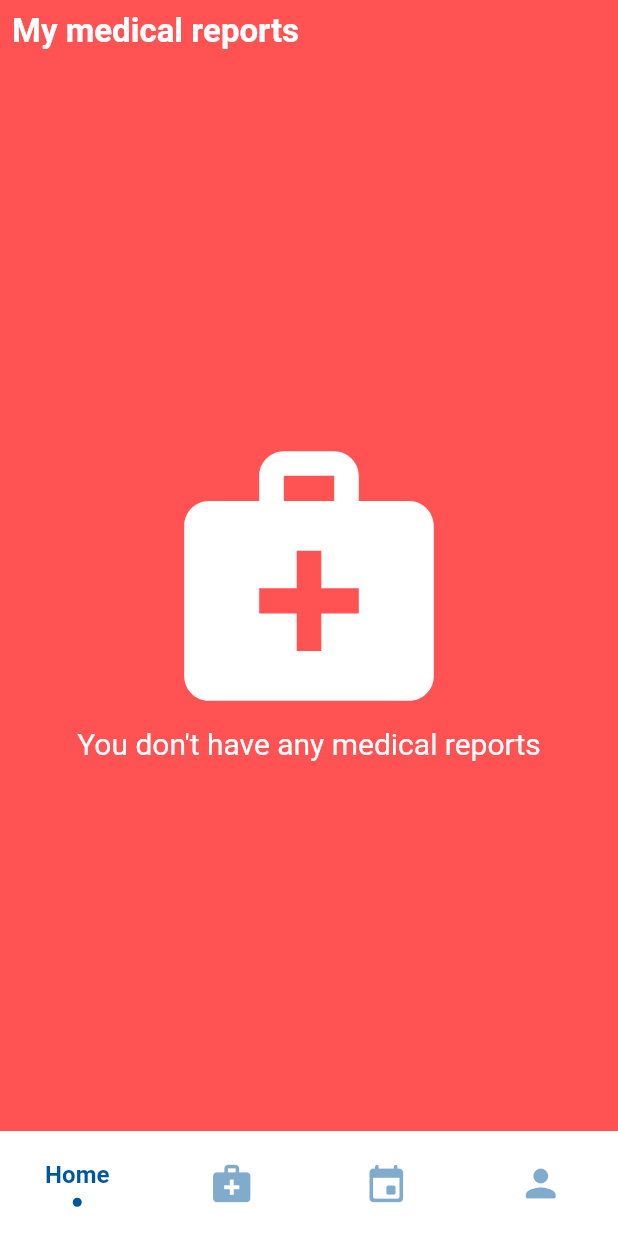
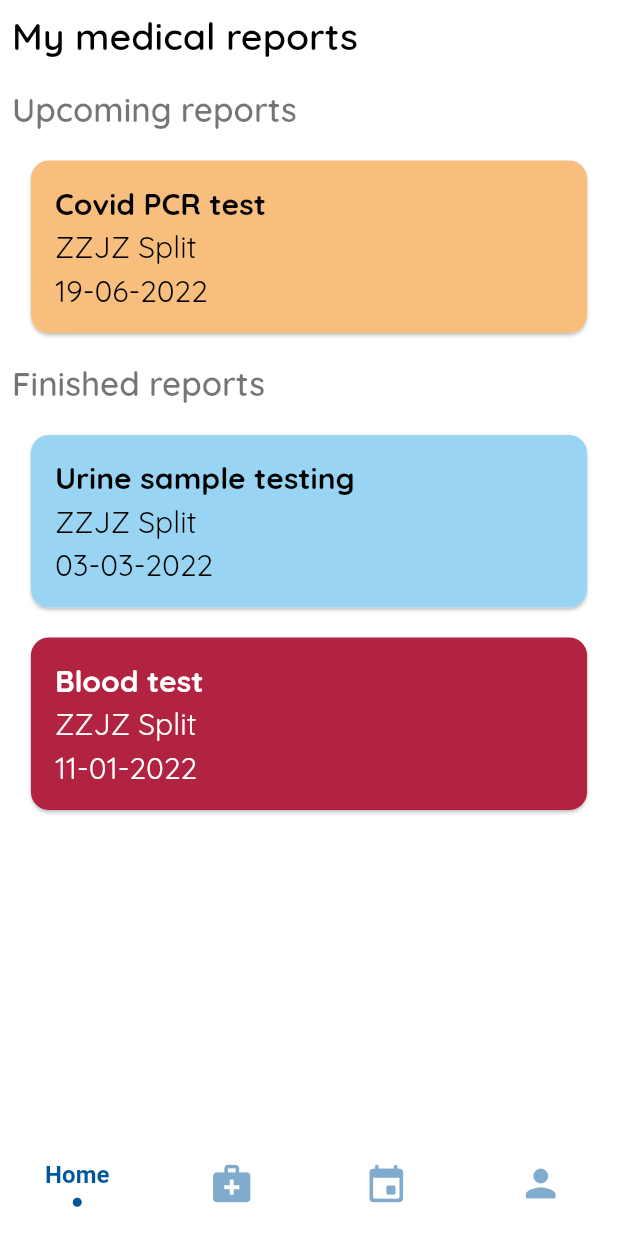
Before and after one commit to TheJakov/health_app, a Flutter app: the screen it shows after launch, swiped to page 2, on a phone screen of 412 x 824 dp. Run offline on Flutter 3.47's test engine with Material 2 defaults, Android fonts, the light colour scheme and no system bars; drawn by our look-alikes of sliding_clipped_nav_bar; our stand-ins replace google_fonts; Roboto replaces fonts that are missing (Oxygen).

Commit message:
Reports screen

```diff
--- a/lib/main.dart
+++ b/lib/main.dart
@@ -110,17 +110,17 @@ class _MyHomePageState extends State<MyHomePage> {
   }
 }
 
-TextStyle fontStyle = GoogleFonts.oxygen(
+TextStyle fontStyle = GoogleFonts.quicksand(
     fontSize: 20, fontWeight: FontWeight.w400, color: Colors.white);
 double iconSize = 200;
 
-TextStyle pageTitle = GoogleFonts.roboto(
+TextStyle pageTitle = GoogleFonts.quicksand(
     fontSize: 22, fontWeight: FontWeight.w600, color: Colors.black54);
 
-TextStyle pageTitleMain = GoogleFonts.roboto(
+TextStyle pageTitleMain = GoogleFonts.quicksand(
     fontSize: 25, fontWeight: FontWeight.w600, color: Colors.black);
 
-TextStyle pageTitleLight = GoogleFonts.roboto(
+TextStyle pageTitleLight = GoogleFonts.quicksand(
     fontSize: 22, fontWeight: FontWeight.w600, color: Colors.white);
 
 int themeMagentaHex = 0xFFb12341;
@@ -178,7 +178,7 @@ class MedicalReportsWidget extends StatelessWidget {
 
     return Container(
         alignment: Alignment.center,
-        color: Colors.redAccent,
+        color: Colors.white,
         width: MediaQuery.of(context).size.width,
         child: Center(
           child: Padding(
@@ -188,25 +188,54 @@ class MedicalReportsWidget extends StatelessWidget {
               children: [
                 Row(children: [
                   Text("My medical reports",
-                      textAlign: TextAlign.left, style: pageTitleLight),
+                      textAlign: TextAlign.left, style: pageTitleMain),
                 ]),
-                const SizedBox(
-                  height: 250,
+                Row(
+                  children: [
+                    Padding(
+                      padding: const EdgeInsets.fromLTRB(0, 20, 0, 0),
+                      child: Column(children: [
+                        Text("Upcoming reports", style: pageTitle),
+                      ]),
+                    ),
+                  ],
                 ),
-                Icon(
-                  Icons.medical_services,
-                  size: iconSize,
-                  color: Colors.white,
+                buildRoundedReport(context, Color(themeYellowHex),
+                  "Covid PCR test", "ZZJZ Split", "19-06-2022",
+                    titleStyle: GoogleFonts.quicksand(
+                        fontSize: 20, fontWeight: FontWeight.bold, color: Colors.black),
+                    descStyle: GoogleFonts.quicksand(fontSize: 20, color: Colors.black),
+                    dateStyle: GoogleFonts.quicksand(fontSize: 10, color: Colors.black),
+                    widthRatio: 0.9),
+                Row(
+                  children: [
+                    Padding(
+                      padding: const EdgeInsets.fromLTRB(0, 20, 0, 0),
+                      child: Column(children: [
+                        Text("Finished reports", style: pageTitle),
+                      ]),
+                    ),
+                  ],
                 ),
-                Text("You don't have any medical reports",
-                    style: GoogleFonts.oxygen(
-                        fontSize: 20,
-                        fontWeight: FontWeight.w400,
-                        color: Colors.white)),
+                buildRoundedReport(context, Color(themeLightBlueHex),
+                    "Urine sample testing", "ZZJZ Split", "03-03-2022",
+                    titleStyle: GoogleFonts.quicksand(
+                        fontSize: 20, fontWeight: FontWeight.bold, color: Colors.black),
+                    descStyle: GoogleFonts.quicksand(fontSize: 20, color: Colors.black),
+                    dateStyle: GoogleFonts.quicksand(fontSize: 10, color: Colors.black),
+                    widthRatio: 0.9),
+                buildRoundedReport(context, Color(themeMagentaHex),
+                    "Blood test", "ZZJZ Split", "11-01-2022",
+                    titleStyle: GoogleFonts.quicksand(
+                        fontSize: 20, fontWeight: FontWeight.bold, color: Colors.white),
+                    descStyle: GoogleFonts.quicksand(fontSize: 20, color: Colors.white),
+                    dateStyle: GoogleFonts.quicksand(fontSize: 10, color: Colors.white),
+                    widthRatio: 0.9),
               ],
             ),
           ),
-        ));
+        ),
+    );
   }
 }
 
@@ -243,16 +272,16 @@ class HomeWidget extends StatelessWidget {
               ),
               buildRoundedCard(context, Color(themeMagentaHex), "Reports: 0",
                   "No new medical reports",
+                  titleStyle: GoogleFonts.quicksand(
+                      fontSize: 20, fontWeight: FontWeight.bold, color: Colors.white),
+                  descStyle: GoogleFonts.quicksand(fontSize: 20, color: Colors.white),
                   widthRatio: 0.9),
               buildRoundedCard(context, Color(themeYellowHex),
                   "Appointments: 1", "1 scheduled appointment",
                   widthRatio: 0.9,
-                  titleStyle: const TextStyle(
-                      fontSize: 20,
-                      color: Colors.black,
-                      fontWeight: FontWeight.bold),
-                  descStyle:
-                  const TextStyle(fontSize: 20, color: Colors.black)),
+                  titleStyle: GoogleFonts.quicksand(
+                      fontSize: 20, fontWeight: FontWeight.bold, color: Colors.black),
+                  descStyle: GoogleFonts.quicksand(fontSize: 20, color: Colors.black)),
               Row(
                 children: [
                   Padding(
@@ -266,33 +295,24 @@ class HomeWidget extends StatelessWidget {
               buildRoundedCard(context, Color(themeLightBlueHex), "Notice to patients",
                   "We are happy to announce ...",
                   widthRatio: 0.9,
-                  titleStyle: const TextStyle(
-                      fontSize: 20,
-                      color: Colors.black,
-                      fontWeight: FontWeight.bold),
-                  descStyle:
-                  const TextStyle(fontSize: 20, color: Colors.black)),
+                  titleStyle: GoogleFonts.quicksand(
+                      fontSize: 20, fontWeight: FontWeight.bold, color: Colors.black),
+                  descStyle: GoogleFonts.quicksand(fontSize: 20, color: Colors.black)),
               buildRoundedCard(
                   context,
                   Color(themeLightBlueHex),
-                  "CEZIH is not working",
+                  "Out of service",
                   "Earlier this morning, our systems ...",
                   widthRatio: 0.9,
-                  titleStyle: const TextStyle(
-                      fontSize: 20,
-                      color: Colors.black,
-                      fontWeight: FontWeight.bold),
-                  descStyle:
-                  const TextStyle(fontSize: 20, color: Colors.black)),
+                  titleStyle: GoogleFonts.quicksand(
+                      fontSize: 20, fontWeight: FontWeight.bold, color: Colors.black),
+                  descStyle: GoogleFonts.quicksand(fontSize: 20, color: Colors.black)),
               buildRoundedCard(context, Color(themeLightBlueHex), "Legendary DEV team",
                   "Group of godlike engineers started to work on our new app ...",
                   widthRatio: 0.9,
-                  titleStyle: const TextStyle(
-                      fontSize: 20,
-                      color: Colors.black,
-                      fontWeight: FontWeight.bold),
-                  descStyle:
-                  const TextStyle(fontSize: 20, color: Colors.black)),
+                  titleStyle: GoogleFonts.quicksand(
+                      fontSize: 20, fontWeight: FontWeight.bold, color: Colors.black),
+                  descStyle: GoogleFonts.quicksand(fontSize: 20, color: Colors.black)),
             ],
           ),
         ),
@@ -336,3 +356,45 @@ Widget buildRoundedCard(BuildContext context, Color backgroundColor,
         ),
       ),
     );
+
+Widget buildRoundedReport(BuildContext context, Color backgroundColor,
+    String title, String description, String date,
+    {TextStyle titleStyle = const TextStyle(
+        fontSize: 20, fontWeight: FontWeight.bold, color: Colors.white),
+      TextStyle descStyle =
+      const TextStyle(fontSize: 20, color: Colors.white),
+      TextStyle dateStyle = const TextStyle(fontSize: 10, color: Colors.white),
+      double widthRatio = 0.8}) =>
+    Card(
+      margin: const EdgeInsets.fromLTRB(0, 20, 0, 0),
+      shape: RoundedRectangleBorder(
+        borderRadius: BorderRadius.circular(12),
+      ),
+      child: Container(
+        width: MediaQuery.of(context).size.width * widthRatio,
+        decoration: BoxDecoration(
+          color: backgroundColor,
+          borderRadius: const BorderRadius.all(Radius.circular(12)),
+        ),
+        padding: const EdgeInsets.all(16),
+        child: Column(
+          crossAxisAlignment: CrossAxisAlignment.start,
+          children: [
+            Text(
+              title,
+              style: titleStyle,
+            ),
+            const SizedBox(height: 4),
+            Text(
+              description,
+              style: descStyle,
+            ),
+            const SizedBox(height: 4),
+            Text(
+              date,
+              style: descStyle,
+            ),
+          ],
+        ),
+      ),
+    );
```
